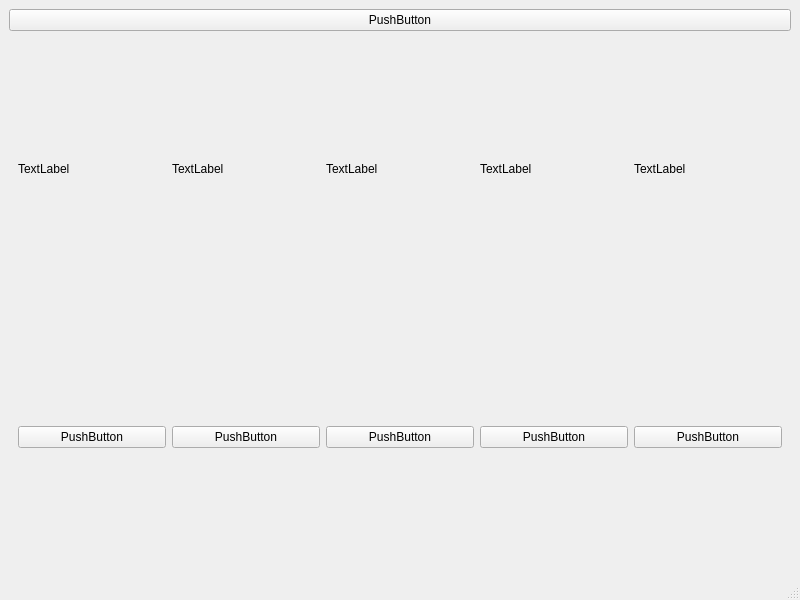
sogumet/Yatzy_gui, file dicetest.ui: the form before one commit.
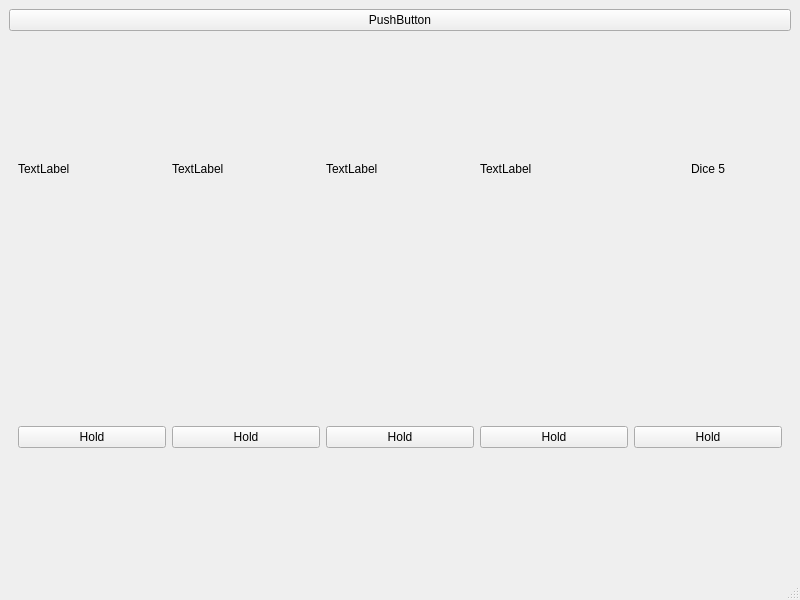
The form after the commit.

Diff of the .ui file:
```diff
--- a/dicetest.ui
+++ b/dicetest.ui
@@ -62,7 +62,10 @@
        <item>
         <widget class="QLabel" name="dice5">
          <property name="text">
-          <string>TextLabel</string>
+          <string>Dice 5</string>
+         </property>
+         <property name="alignment">
+          <set>Qt::AlignCenter</set>
          </property>
         </widget>
        </item>
@@ -75,35 +78,53 @@
        <item>
         <widget class="QPushButton" name="button1">
          <property name="text">
-          <string>PushButton</string>
+          <string>Hold</string>
+         </property>
+         <property name="checkable">
+          <bool>true</bool>
+         </property>
+         <property name="checked">
+          <bool>false</bool>
          </property>
         </widget>
        </item>
        <item>
         <widget class="QPushButton" name="button2">
          <property name="text">
-          <string>PushButton</string>
+          <string>Hold</string>
+         </property>
+         <property name="checkable">
+          <bool>true</bool>
          </property>
         </widget>
        </item>
        <item>
         <widget class="QPushButton" name="button3">
          <property name="text">
-          <string>PushButton</string>
+          <string>Hold</string>
+         </property>
+         <property name="checkable">
+          <bool>true</bool>
          </property>
         </widget>
        </item>
        <item>
         <widget class="QPushButton" name="button4">
          <property name="text">
-          <string>PushButton</string>
+          <string>Hold</string>
+         </property>
+         <property name="checkable">
+          <bool>true</bool>
          </property>
         </widget>
        </item>
        <item>
         <widget class="QPushButton" name="button5">
          <property name="text">
-          <string>PushButton</string>
+          <string>Hold</string>
+         </property>
+         <property name="checkable">
+          <bool>true</bool>
          </property>
         </widget>
        </item>
```
Left out of the diff: 3 changed lines with no effect on the pictures.
